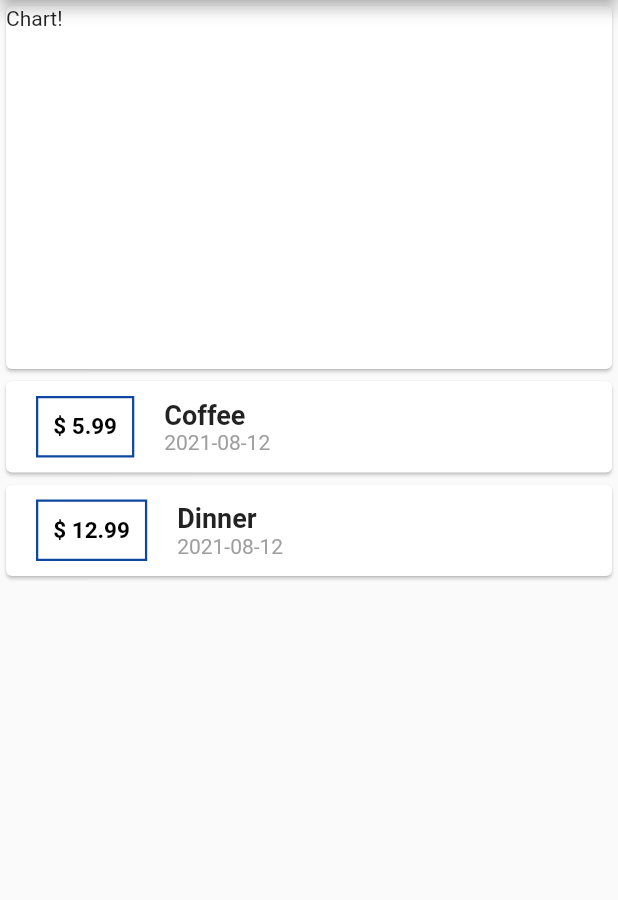
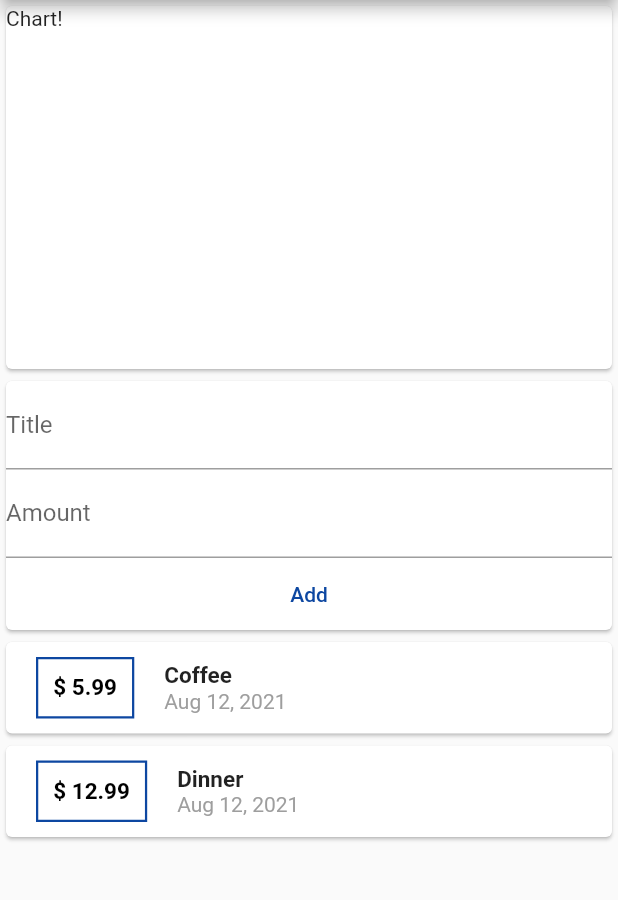
Before and after one commit to cjr96720/personal_expenses, a Flutter app: the screen it shows after launch, on a phone screen of 412 x 824 dp, the part 84-984 px from its top. Run offline on Flutter 3.47's test engine with Material 2 defaults, Android fonts, the phone set to English and light mode, and no system bars.

Commit message:
Working on main interface. Able to fetch user input using the controller.

```diff
--- a/lib/main.dart
+++ b/lib/main.dart
@@ -30,9 +30,14 @@ class MyHomePage extends StatelessWidget {
     )
   ];
 
+  final titleController = TextEditingController();
+  final amountContoller = TextEditingController();
+
   @override
   Widget build(BuildContext context) {
     return Scaffold(
+      // To avoud button overflow by pixels problem
+      // resizeToAvoidBottomInset: false,
       appBar: AppBar(
         title: Text('Personal Expenses'),
         backgroundColor: Colors.blue[900],
@@ -46,6 +51,31 @@ class MyHomePage extends StatelessWidget {
               child: Text('Chart!'),
             ),
           ),
+          // Transaction input field ==============================
+          Card(
+            child: Column(
+              children: [
+                TextField(
+                  decoration: InputDecoration(labelText: 'Title'),
+                  controller: titleController,
+                ),
+                TextField(
+                  decoration: InputDecoration(labelText: 'Amount'),
+                  controller: amountContoller,
+                ),
+                FlatButton(
+                  child: Text('Add'),
+                  textColor: Colors.blue[900],
+                  onPressed: () {
+                    print(titleController.text);
+                    print(amountContoller.text);
+                  },
+                ),
+              ],
+            ),
+          ),
+          // Transaction input field ==============================
+          // Transaction cards ==============================
           Column(
             children: transactions.map((transaction) {
               return Card(
@@ -78,15 +108,18 @@ class MyHomePage extends StatelessWidget {
                           transaction.title,
                           style: TextStyle(
                             fontWeight: FontWeight.bold,
-                            fontSize: 18,
+                            fontSize: 15,
                           ),
                         ),
-                        Text(DateFormat('yyyy-MM-dd').format(transaction.date),
-                            style: TextStyle(
-                              color: Colors.grey,
-                            )),
+                        Text(
+                          DateFormat.yMMMd().format(transaction.date),
+                          style: TextStyle(
+                            color: Colors.grey,
+                          ),
+                        ),
                       ],
                     ),
+                    // Transaction cards ==============================
                   ],
                 ),
               );
```
